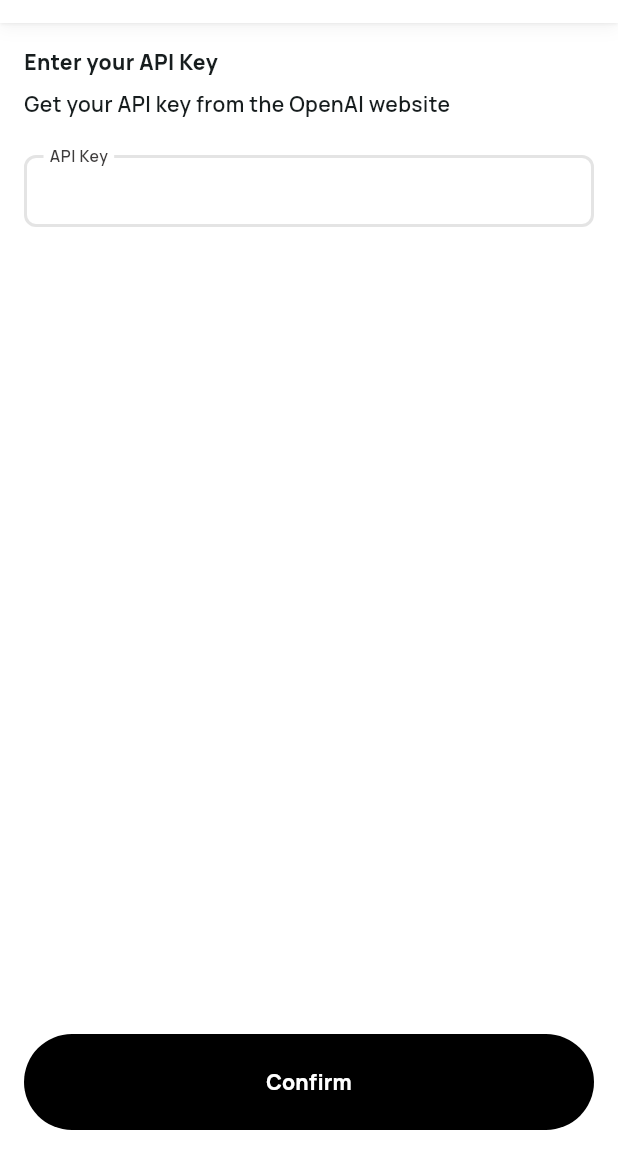
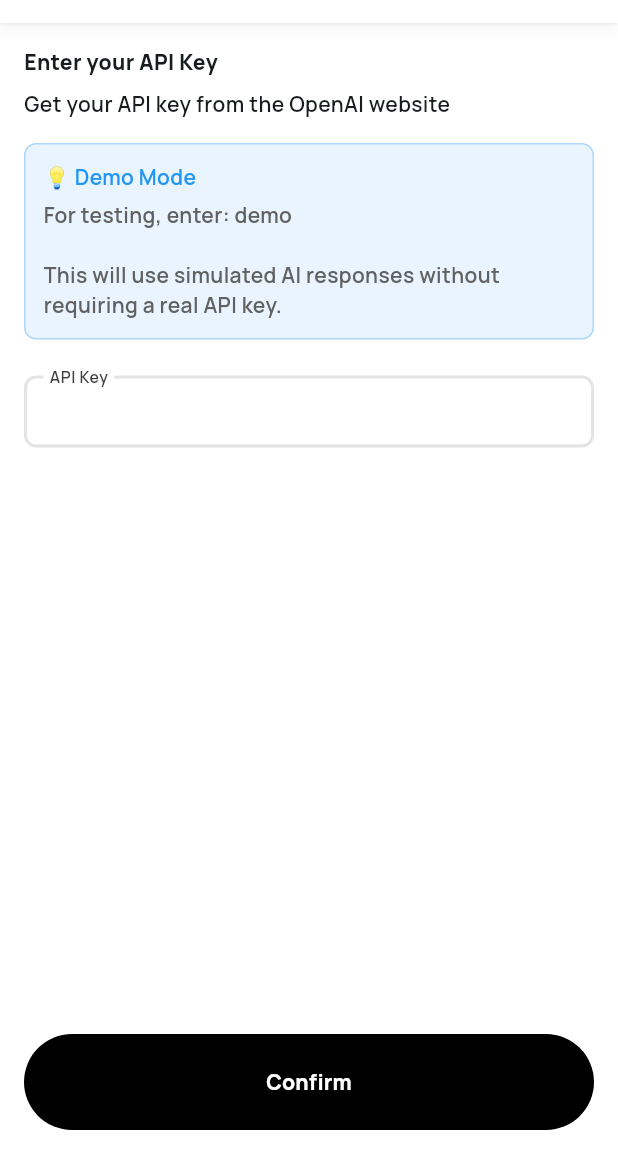
Before and after one commit to MartinT518/thap_mobile_clone-main, a Flutter app: the _AIProviderSetup screen opened directly with empty values, on a phone screen of 412 x 824 dp, the part 82-1236 px from its top. Run offline on Flutter 3.47's test engine with Material 3 defaults, Android fonts, the phone set to English and light mode, and no system bars; drawn by our look-alikes of oktoast; our stand-ins replace app_links, cached_network_image, dio, easy_localization, file_picker, flutter_form_builder and 18 more; missing offline and left inert: country_code, device_region, devicelocale, extra_hittest_area, flutter_inappwebview, gallery_saver_plus and 3 more; accounts and stored records are empty; generated files the repository leaves out were written again.

Commit message:
Add demo mode for AI service to showcase functionality without real API keys
Introduces a demo mode to the AIService for AI Provider setup, allowing users to test AI functionality with dummy responses using a 'demo' or 'test' API key. This is implemented by adding `_isDemoMode` and `_getDemoResponse` methods to `AIService` and a UI element in `AISETTINGSPage` to inform users about demo mode.

Replit-Commit-Author: Agent
Replit-Commit-Session-Id: ba37c1f2-02e1-410a-8a96-b267a76b1c7b
Replit-Commit-Checkpoint-Type: intermediate_checkpoint
Replit-Commit-Event-Id: 55cf2976-c9f5-4101-8d3d-a802083104f5
Replit-Commit-Screenshot-Url: https://storage.googleapis.com/screenshot-production-us-central1/7404839c-e0af-425b-9e5f-cf1d16f5f891/ba37c1f2-02e1-410a-8a96-b267a76b1c7b/cuOWrVz

```diff
--- a/source/lib/ui/pages/ai_settings_page.dart
+++ b/source/lib/ui/pages/ai_settings_page.dart
@@ -156,6 +156,32 @@ class _AIProviderSetup extends HookWidget {
               ContentBig(
                 'Get your API key from the ${provider.displayName} website',
               ),
+              const SizedBox(height: 16),
+              Container(
+                padding: const EdgeInsets.all(12),
+                decoration: BoxDecoration(
+                  color: Colors.blue.withValues(alpha: 0.1),
+                  borderRadius: BorderRadius.circular(8),
+                  border: Border.all(
+                    color: Colors.blue.withValues(alpha: 0.3),
+                    width: 1,
+                  ),
+                ),
+                child: Column(
+                  crossAxisAlignment: CrossAxisAlignment.start,
+                  children: [
+                    const ContentBig(
+                      '💡 Demo Mode',
+                      color: Colors.blue,
+                    ),
+                    const SizedBox(height: 4),
+                    ContentBig(
+                      'For testing, enter: demo\n\nThis will use simulated AI responses without requiring a real API key.',
+                      color: Colors.grey.shade700,
+                    ),
+                  ],
+                ),
+              ),
               const SizedBox(height: 24),
               TingsTextField(
                 controller: apiKeyController,
```
Also changed, not shown: source/lib/services/ai_service.dart (+79 -0 lines).
